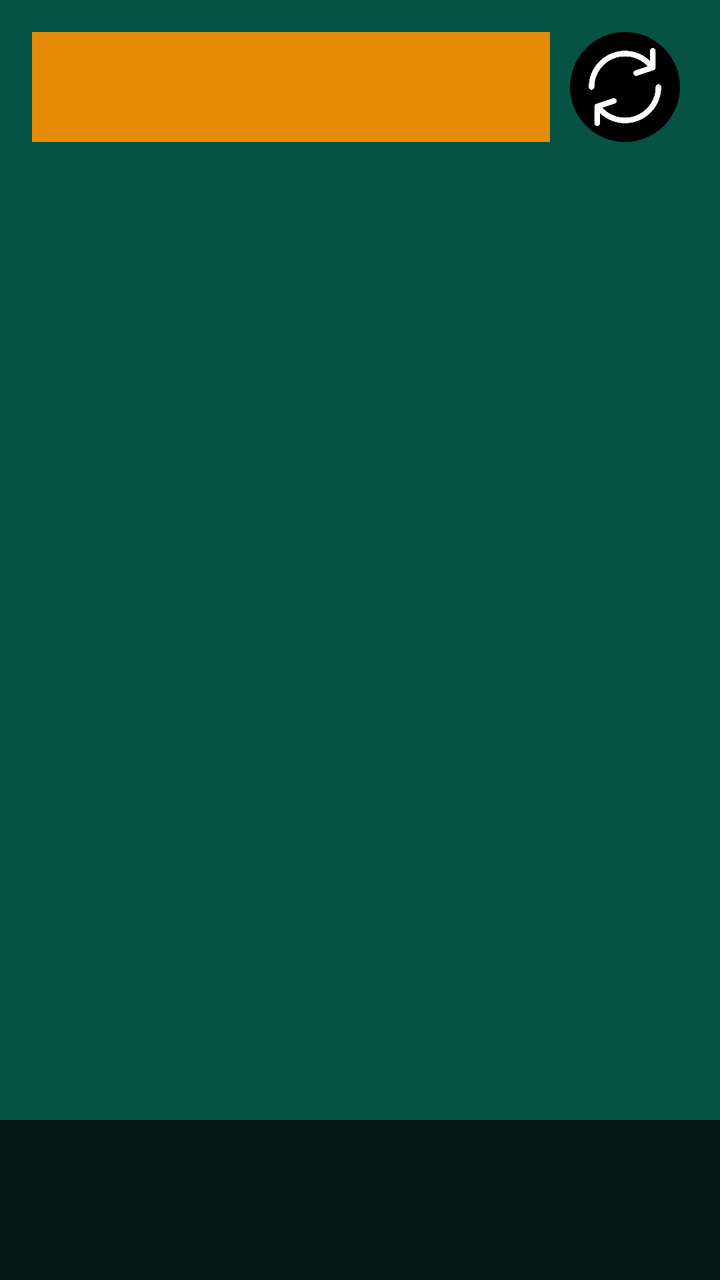
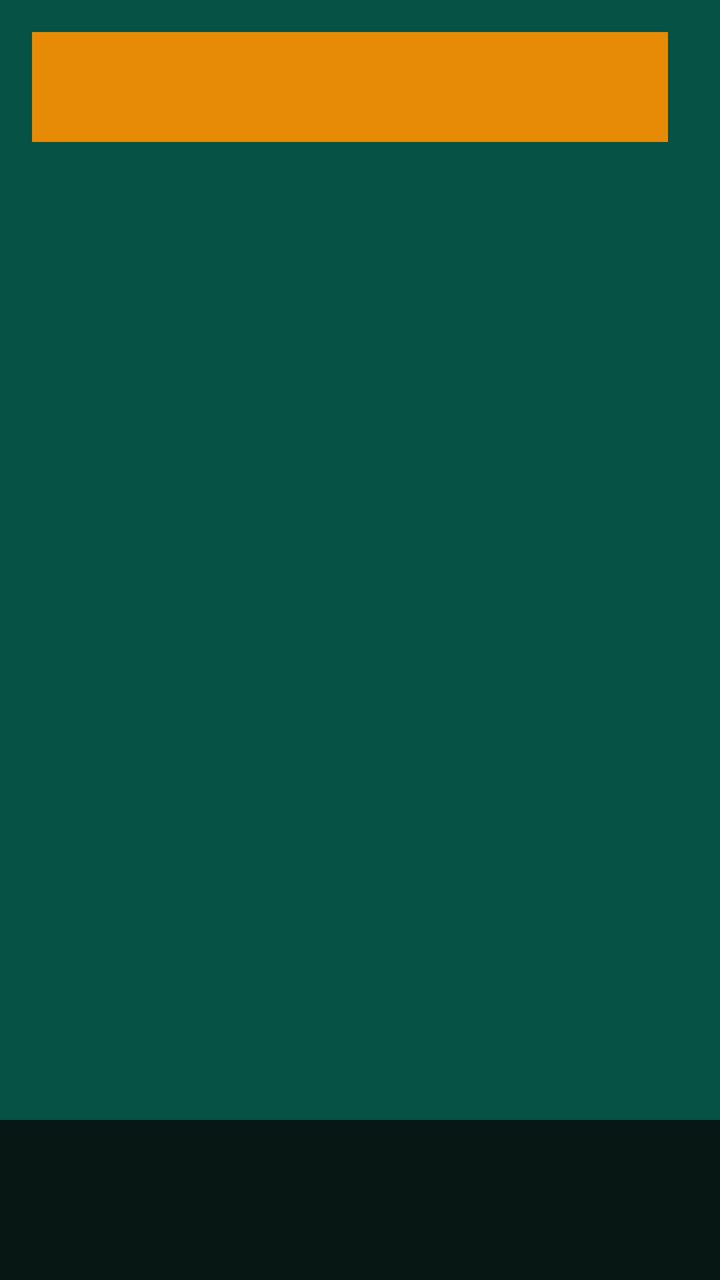

Compare the two renders of this Android layout. The source of the first and the diff that turns it into the second are given below.
<!-- AndroidManifest.xml: application theme Theme.MyWarehouse -->
<!-- res/layout/activity_pickup_orders.xml -->
<RelativeLayout xmlns:android="http://schemas.android.com/apk/res/android"
    xmlns:tools="http://schemas.android.com/tools"
    xmlns:app="http://schemas.android.com/apk/res-auto"
    android:layout_width="match_parent"
    android:layout_height="match_parent"
    android:background="@color/green"
    tools:context=".Activities.PickupOrdersActivity">
<RelativeLayout
    android:layout_width="match_parent"
    android:layout_height="match_parent"
    android:layout_above="@id/bottom_navigation"
    android:padding="16dp">
    <LinearLayout
        android:layout_width="match_parent"
        android:layout_height="wrap_content"
        android:id="@+id/container"
        android:orientation="horizontal">
    
    <androidx.appcompat.widget.AppCompatSpinner
        android:id="@+id/spinner_warehouses"
        android:layout_width="0dp"
        android:layout_height="55dp"
        android:layout_marginBottom="16dp"
        android:layout_weight="1"
        android:layout_marginEnd="10dp"
        android:background="@color/orange"
        android:textAlignment="center" />
        <androidx.appcompat.widget.AppCompatImageButton
            android:id="@+id/refresh_button"
            android:layout_width="55dp"
            android:layout_height="55dp"
            android:background="@drawable/circular_button_background"
            android:src="@drawable/ic_update"
            android:scaleType="centerCrop"
            android:tint="@color/white"
            android:layout_marginEnd="4dp"
            android:padding="8dp" />
    </LinearLayout>

    
    <androidx.recyclerview.widget.RecyclerView
        android:id="@+id/recycler_view_orders"
        android:layout_width="match_parent"
        android:layout_height="match_parent"
        android:layout_below="@id/container"
        android:padding="8dp"
        app:layout_constraintBottom_toTopOf="parent" />
</RelativeLayout>
    
    <com.google.android.material.bottomnavigation.BottomNavigationView
        android:id="@+id/bottom_navigation"
        android:layout_width="match_parent"
        android:layout_height="wrap_content"
        android:layout_alignParentBottom="true"
        android:background="@color/darkgreen"
        app:labelVisibilityMode="unlabeled"
        app:itemRippleColor="@android:color/transparent" />
</RelativeLayout>
<!-- resources referenced by this layout -->
<resources>
  <color name="darkgreen">#071714</color>
  <color name="green">#065245</color>
  <color name="orange">#E78A05</color>
  <color name="white">#FFFFFFFF</color>
  <!-- drawable circular_button_background (drawable) -->
  <shape xmlns:android="http://schemas.android.com/apk/res/android"
      android:shape="oval">
      <solid android:color="@color/black"/>
  </shape>
  <!-- drawable ic_update: png bitmap (drawable, 16185 bytes) -->
  <style name="Theme.MyWarehouse" parent="Base.Theme.MyWarehouse" />
  <color name="black">#FF000000</color>
  <style name="Base.Theme.MyWarehouse" parent="Theme.Material3.DayNight.NoActionBar">
  
         <item name="colorPrimary">@color/green</item>
      </style>
</resources>

<!-- the commit's change to res/layout/activity_pickup_orders.xml (unified diff, before → after) -->
@@ -25,16 +25,7 @@
         android:layout_marginEnd="10dp"
         android:background="@color/orange"
         android:textAlignment="center" />
-        <androidx.appcompat.widget.AppCompatImageButton
-            android:id="@+id/refresh_button"
-            android:layout_width="55dp"
-            android:layout_height="55dp"
-            android:background="@drawable/circular_button_background"
-            android:src="@drawable/ic_update"
-            android:scaleType="centerCrop"
-            android:tint="@color/white"
-            android:layout_marginEnd="4dp"
-            android:padding="8dp" />
+
     </LinearLayout>
 
     
<!-- resource entries referenced after the edit -->
@@ -3,15 +3,7 @@
   <color name="darkgreen">#071714</color>
   <color name="green">#065245</color>
   <color name="orange">#E78A05</color>
-  <color name="white">#FFFFFFFF</color>
-  <!-- drawable circular_button_background (drawable) -->
-  <shape xmlns:android="http://schemas.android.com/apk/res/android"
-      android:shape="oval">
-      <solid android:color="@color/black"/>
-  </shape>
-  <!-- drawable ic_update: png bitmap (drawable, 16185 bytes) -->
   <style name="Theme.MyWarehouse" parent="Base.Theme.MyWarehouse" />
-  <color name="black">#FF000000</color>
   <style name="Base.Theme.MyWarehouse" parent="Theme.Material3.DayNight.NoActionBar">
   
          <item name="colorPrimary">@color/green</item>
